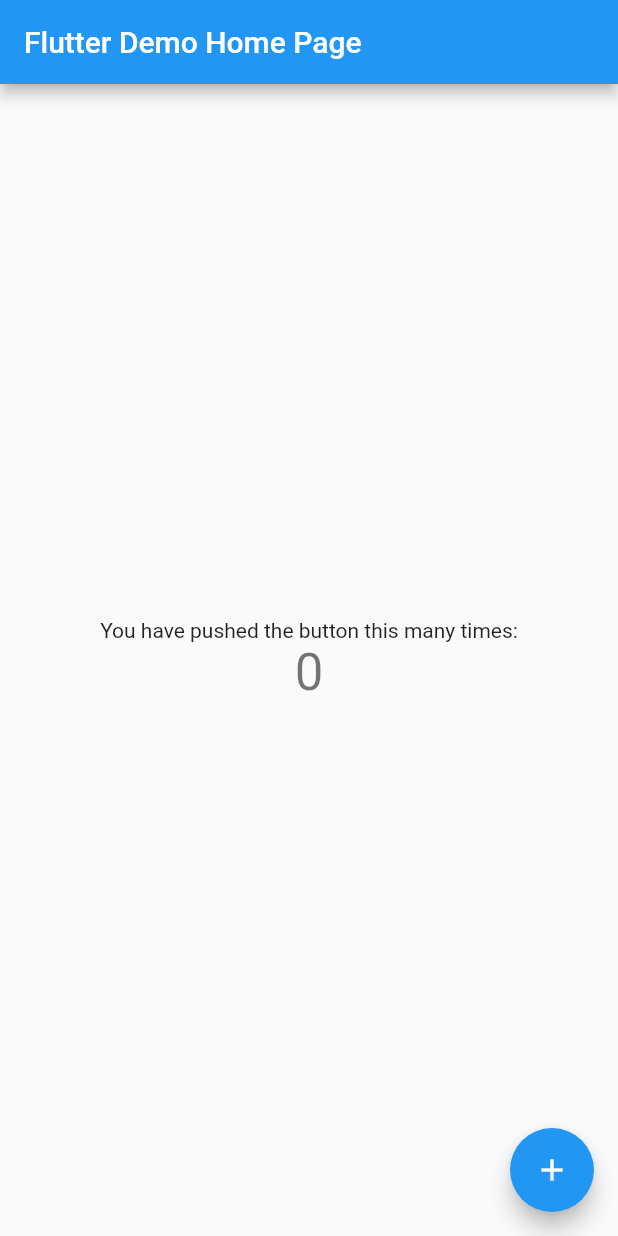
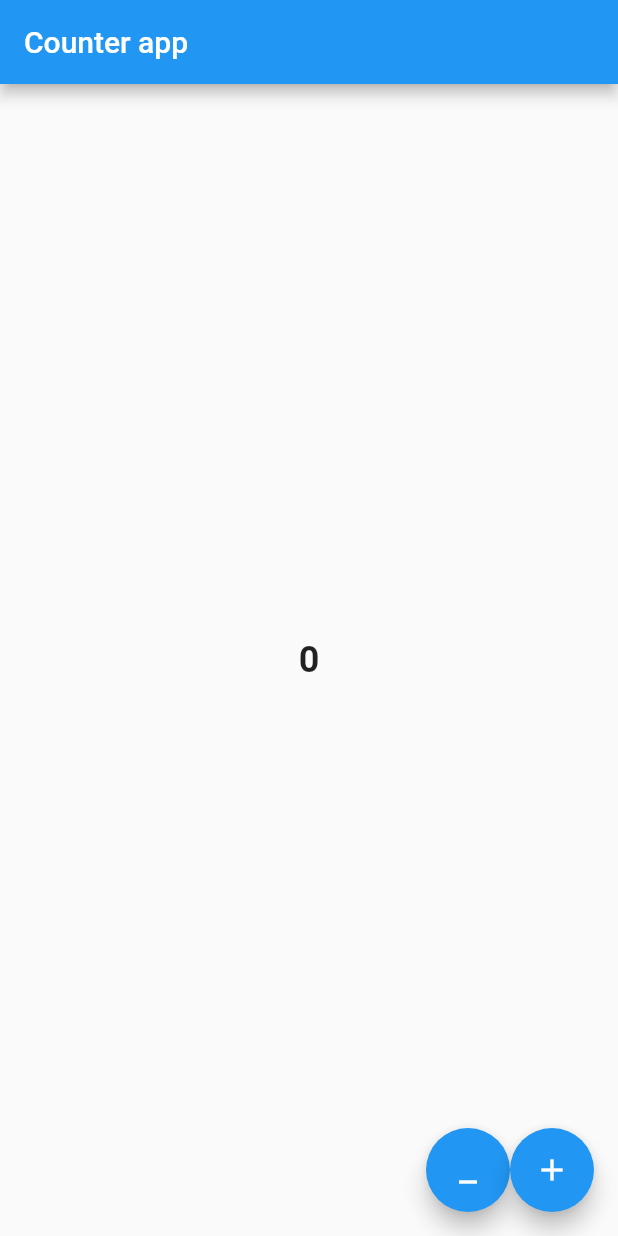
Before and after one commit to RafatMeraz/ostad_flutter_batch_two, a Flutter app: the screen it shows after launch, on a phone screen of 412 x 824 dp. Run offline on Flutter 3.47's test engine with Material 2 defaults, Android fonts, the phone set to English and light mode, and no system bars.

Commit message:
basic counter application added

```diff
--- a/lib/main.dart
+++ b/lib/main.dart
@@ -1,115 +1,61 @@
 import 'package:flutter/material.dart';
 
 void main() {
-  runApp(const MyApp());
+  runApp(MyApp());
 }
 
 class MyApp extends StatelessWidget {
-  const MyApp({super.key});
+  const MyApp({Key? key}) : super(key: key);
 
-  // This widget is the root of your application.
   @override
   Widget build(BuildContext context) {
     return MaterialApp(
-      title: 'Flutter Demo',
-      theme: ThemeData(
-        // This is the theme of your application.
-        //
-        // Try running your application with "flutter run". You'll see the
-        // application has a blue toolbar. Then, without quitting the app, try
-        // changing the primarySwatch below to Colors.green and then invoke
-        // "hot reload" (press "r" in the console where you ran "flutter run",
-        // or simply save your changes to "hot reload" in a Flutter IDE).
-        // Notice that the counter didn't reset back to zero; the application
-        // is not restarted.
-        primarySwatch: Colors.blue,
-      ),
-      home: const MyHomePage(title: 'Flutter Demo Home Page'),
+      home: CounterScreen(),
     );
   }
 }
 
-class MyHomePage extends StatefulWidget {
-  const MyHomePage({super.key, required this.title});
-
-  // This widget is the home page of your application. It is stateful, meaning
-  // that it has a State object (defined below) that contains fields that affect
-  // how it looks.
-
-  // This class is the configuration for the state. It holds the values (in this
-  // case the title) provided by the parent (in this case the App widget) and
-  // used by the build method of the State. Fields in a Widget subclass are
-  // always marked "final".
-
-  final String title;
+class CounterScreen extends StatefulWidget {
+  const CounterScreen({Key? key}) : super(key: key);
 
   @override
-  State<MyHomePage> createState() => _MyHomePageState();
+  State<CounterScreen> createState() => _CounterScreenState();
 }
 
-class _MyHomePageState extends State<MyHomePage> {
-  int _counter = 0;
-
-  void _incrementCounter() {
-    setState(() {
-      // This call to setState tells the Flutter framework that something has
-      // changed in this State, which causes it to rerun the build method below
-      // so that the display can reflect the updated values. If we changed
-      // _counter without calling setState(), then the build method would not be
-      // called again, and so nothing would appear to happen.
-      _counter++;
-    });
-  }
+class _CounterScreenState extends State<CounterScreen> {
+  int count = 0;
 
   @override
   Widget build(BuildContext context) {
-    // This method is rerun every time setState is called, for instance as done
-    // by the _incrementCounter method above.
-    //
-    // The Flutter framework has been optimized to make rerunning build methods
-    // fast, so that you can just rebuild anything that needs updating rather
-    // than having to individually change instances of widgets.
     return Scaffold(
       appBar: AppBar(
-        // Here we take the value from the MyHomePage object that was created by
-        // the App.build method, and use it to set our appbar title.
-        title: Text(widget.title),
+        title: const Text('Counter app'),
+      ),
+      floatingActionButton: Row(
+        mainAxisAlignment: MainAxisAlignment.end,
+        children: [
+          FloatingActionButton(
+            onPressed: () {
+              count--;
+              setState(() {});
+            },
+            child: const Icon(Icons.minimize),
+          ),
+          FloatingActionButton(
+            onPressed: () {
+              count++;
+              setState(() {});
+            },
+            child: const Icon(Icons.add),
+          ),
+        ],
       ),
       body: Center(
-        // Center is a layout widget. It takes a single child and positions it
-        // in the middle of the parent.
-        child: Column(
-          // Column is also a layout widget. It takes a list of children and
-          // arranges them vertically. By default, it sizes itself to fit its
-          // children horizontally, and tries to be as tall as its parent.
-          //
-          // Invoke "debug painting" (press "p" in the console, choose the
-          // "Toggle Debug Paint" action from the Flutter Inspector in Android
-          // Studio, or the "Toggle Debug Paint" command in Visual Studio Code)
-          // to see the wireframe for each widget.
-          //
-          // Column has various properties to control how it sizes itself and
-          // how it positions its children. Here we use mainAxisAlignment to
-          // center the children vertically; the main axis here is the vertical
-          // axis because Columns are vertical (the cross axis would be
-          // horizontal).
-          mainAxisAlignment: MainAxisAlignment.center,
-          children: <Widget>[
-            const Text(
-              'You have pushed the button this many times:',
-            ),
-            Text(
-              '$_counter',
-              style: Theme.of(context).textTheme.headline4,
-            ),
-          ],
+        child: Text(
+          count.toString(),
+          style: const TextStyle(fontSize: 24, fontWeight: FontWeight.bold),
         ),
       ),
-      floatingActionButton: FloatingActionButton(
-        onPressed: _incrementCounter,
-        tooltip: 'Increment',
-        child: const Icon(Icons.add),
-      ), // This trailing comma makes auto-formatting nicer for build methods.
     );
   }
 }
```
